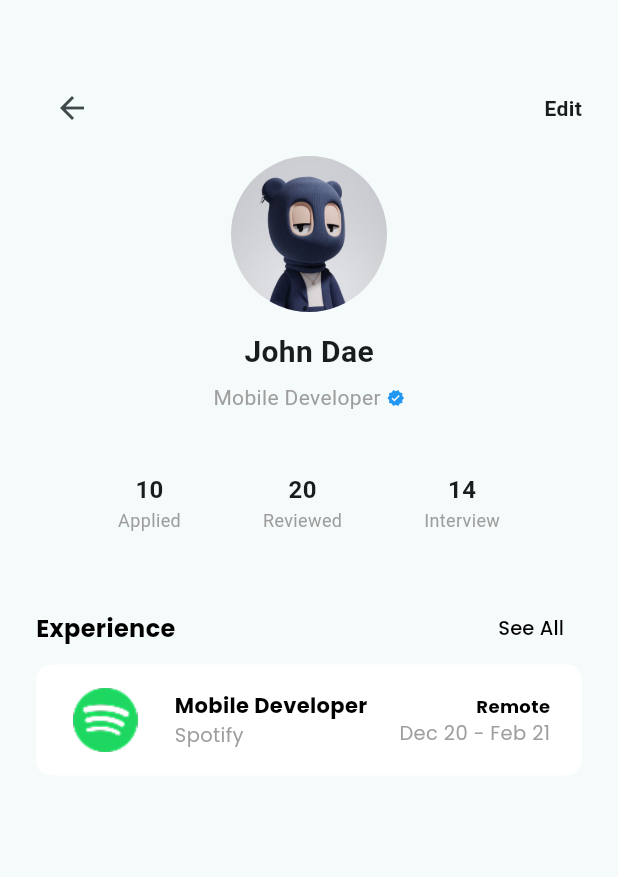
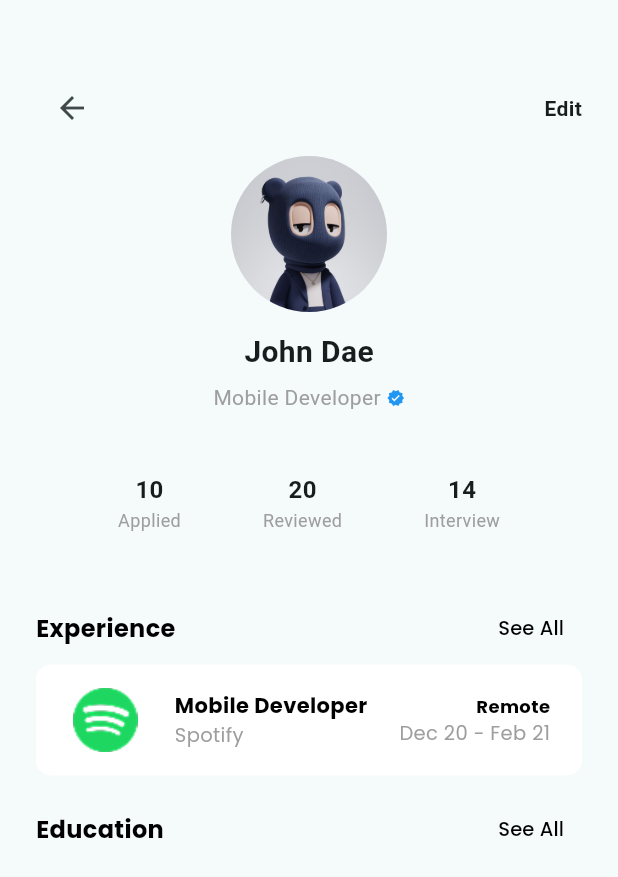
Before and after one commit to fauzihub13/employme, a Flutter app: the ProfilePage screen opened directly, on a phone screen of 412 x 824 dp. Shown: the top 877 px of the screen. Run offline on Flutter 3.47's test engine with Material 3 defaults, Android fonts, the phone set to English and light mode, and no system bars; our stand-ins replace firebase_core, flutter_svg, smooth_page_indicator; accounts and stored records are empty.

Commit message:
feat: add experience card and update profile page

```diff
--- a/lib/presentation/profile/pages/profile_page.dart
+++ b/lib/presentation/profile/pages/profile_page.dart
@@ -1,6 +1,6 @@
 import 'package:flutter/material.dart';
 
-import '../widgets/experince_card.dart';
+import '../widgets/experience_card.dart';
 
 class ProfilePage extends StatefulWidget {
   const ProfilePage({super.key});
@@ -174,15 +174,47 @@
                           ),
                         ],
                       ),
-                      Container(
-                        height: 74,
-                        width: double.infinity,
-                        decoration: BoxDecoration(
-                          borderRadius: BorderRadius.circular(10),
-                          color: Colors.white,
-                        ),
-                        child: ExperinceCard(images: 'assets/images/logo1.png', experienceTitle: 'Mobile Developer', company: 'Spotify', location: 'Remote', date: 'Dec 20 - Feb 21',),
-                      )
+
+                      ExperienceCard(
+                        images: 'assets/images/logo1.png',
+                        experienceTitle: 'Mobile Developer',
+                        company: 'Spotify',
+                        location: 'Remote',
+                        date: 'Dec 20 - Feb 21',
+                      ),
+                      const SizedBox(height: 12),
+                      Row(
+                        children: [
+                          const Text(
+                            'Education',
+                            style: TextStyle(
+                              fontSize: 16,
+                              fontWeight: FontWeight.bold,
+                              color: Colors.black,
+                              fontFamily: 'Poppins',
+                            ),
+                          ),
+                          const Spacer(),
+                          TextButton(
+                            onPressed: () {
+                              //print('KLIKKK');
+                            },
+                            child: const Text(
+                              'See All',
+                              style: TextStyle(
+                                color: Colors.black,
+                                fontSize: 13,
+                                fontFamily: 'Poppins',
+                              ),
+                              textAlign: TextAlign.right,
+                              overflow: TextOverflow.ellipsis,
+                              maxLines: 1,
+                              softWrap: false,
+                            ),
+                          ),
+                        ],
+                      ),
+                      // EducationCard
                     ],
                   ),
                   // Center(child: Text('PROFILE PAGE')),
--- /dev/null
+++ b/lib/presentation/profile/widgets/experience_card.dart
@@ -0,0 +1,78 @@
+import 'package:flutter/material.dart';
+
+class ExperienceCard extends StatelessWidget {
+    final String images;
+  final String experienceTitle;
+  final String company;
+  final String location;
+  final String date;
+  const ExperienceCard({super.key, required this.images, required this.experienceTitle, required this.company, required this.location, required this.date});
+
+  @override
+  Widget build(BuildContext context) {
+    return Container(
+      height: 74,
+      width: double.infinity,
+      decoration: BoxDecoration(
+        borderRadius: BorderRadius.circular(10),
+        color: Colors.white,
+      ),
+      child: Row(
+        mainAxisAlignment: MainAxisAlignment.spaceEvenly,
+        children: [
+          Image.asset(
+            images,
+            height: 50,
+            width: 50,
+          ),
+          Column(
+            mainAxisAlignment: MainAxisAlignment.center,
+            crossAxisAlignment: CrossAxisAlignment.start,
+            children: [
+              Text(
+                experienceTitle,
+                style: TextStyle(
+                  fontSize: 14,
+                  fontWeight: FontWeight.bold,
+                  color: Colors.black,
+                  fontFamily: 'Poppins',
+                ),
+              ),
+              Text(
+                company,
+                style: TextStyle(
+                  fontSize: 13,
+                  color: Colors.grey,
+                  fontFamily: 'Poppins',
+                ),
+              ),
+            ],
+          ),
+          Column(
+            mainAxisAlignment: MainAxisAlignment.center,
+            crossAxisAlignment: CrossAxisAlignment.end,
+            children: [
+              Text(
+                location,
+                style: TextStyle(
+                  fontSize: 12,
+                  fontWeight: FontWeight.bold,
+                  color: Colors.black,
+                  fontFamily: 'Poppins',
+                ),
+              ),
+              Text(
+                date,
+                style: TextStyle(
+                  fontSize: 13,
+                  color: Colors.grey,
+                  fontFamily: 'Poppins',
+                ),
+              ),
+            ],
+          ),
+        ],
+      ),
+    );
+  }
+}
--- a/lib/presentation/profile/widgets/experince_card.dart
+++ /dev/null
@@ -1,70 +0,0 @@
-import 'package:flutter/material.dart';
-
-class ExperinceCard extends StatelessWidget {
-    final String images;
-  final String experienceTitle;
-  final String company;
-  final String location;
-  final String date;
-  const ExperinceCard({super.key, required this.images, required this.experienceTitle, required this.company, required this.location, required this.date});
-
-  @override
-  Widget build(BuildContext context) {
-    return Row(
-      mainAxisAlignment: MainAxisAlignment.spaceEvenly,
-      children: [
-        Image.asset(
-          images,
-          height: 50,
-          width: 50,
-        ),
-        Column(
-          mainAxisAlignment: MainAxisAlignment.center,
-          crossAxisAlignment: CrossAxisAlignment.start,
-          children: [
-            Text(
-              experienceTitle,
-              style: TextStyle(
-                fontSize: 14,
-                fontWeight: FontWeight.bold,
-                color: Colors.black,
-                fontFamily: 'Poppins',
-              ),
-            ),
-            Text(
-              company,
-              style: TextStyle(
-                fontSize: 13,
-                color: Colors.grey,
-                fontFamily: 'Poppins',
-              ),
-            ),
-          ],
-        ),
-        Column(
-          mainAxisAlignment: MainAxisAlignment.center,
-          crossAxisAlignment: CrossAxisAlignment.end,
-          children: [
-            Text(
-              location,
-              style: TextStyle(
-                fontSize: 12,
-                fontWeight: FontWeight.bold,
-                color: Colors.black,
-                fontFamily: 'Poppins',
-              ),
-            ),
-            Text(
-              date,
-              style: TextStyle(
-                fontSize: 13,
-                color: Colors.grey,
-                fontFamily: 'Poppins',
-              ),
-            ),
-          ],
-        ),
-      ],
-    );
-  }
-}
```
